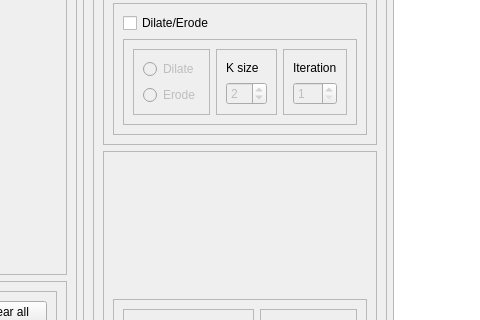
The window that src/ui/generated/mainwindow.ui (irakliskhirtladze/OCR_viewer) describes before a commit, drawn with Qt 5; both pictures show x 326 to 806 and y 310 to 630 of the 1023 by 800 pixel window.
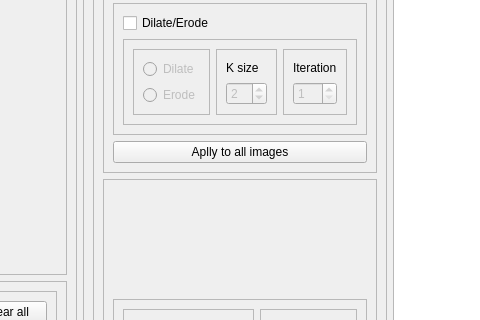
The same window after the commit. Custom widgets are drawn as their Qt base class.

```diff
--- a/src/ui/generated/mainwindow.ui
+++ b/src/ui/generated/mainwindow.ui
@@ -568,6 +568,13 @@
                </layout>
               </widget>
              </item>
+             <item>
+              <widget class="QPushButton" name="apply_to_all_btn">
+               <property name="text">
+                <string>Aplly to all images</string>
+               </property>
+              </widget>
+             </item>
             </layout>
            </widget>
           </item>
```
